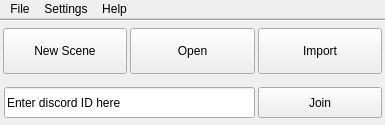
This is src/bardbot/ui/main_template.ui in Ehrensverd/Bard-bot as Qt 5 draws it before an edit. The edited form follows.
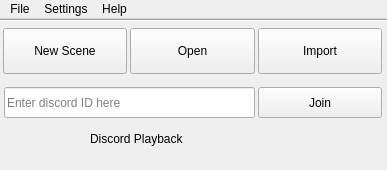
This is the edited form.

Commit message: Add discord playback switch placeholder

Patch:
```diff
--- a/src/bardbot/ui/main_template.ui
+++ b/src/bardbot/ui/main_template.ui
@@ -6,8 +6,8 @@
    <rect>
     <x>0</x>
     <y>0</y>
-    <width>385</width>
-    <height>125</height>
+    <width>387</width>
+    <height>170</height>
    </rect>
   </property>
   <property name="windowTitle">
@@ -40,6 +40,9 @@
      </rect>
     </property>
     <property name="text">
+     <string/>
+    </property>
+    <property name="placeholderText">
      <string>Enter discord ID here</string>
     </property>
    </widget>
@@ -125,13 +128,41 @@
      <enum>Qt::Horizontal</enum>
     </property>
    </widget>
+   <widget class="QLabel" name="discord_playback_label">
+    <property name="geometry">
+     <rect>
+      <x>90</x>
+      <y>110</y>
+      <width>131</width>
+      <height>19</height>
+     </rect>
+    </property>
+    <property name="text">
+     <string>Discord Playback</string>
+    </property>
+   </widget>
+   <widget class="QWidget" name="verticalLayoutWidget">
+    <property name="geometry">
+     <rect>
+      <x>17</x>
+      <y>104</y>
+      <width>81</width>
+      <height>31</height>
+     </rect>
+    </property>
+    <layout class="QVBoxLayout" name="playback_layout">
+     <property name="spacing">
+      <number>0</number>
+     </property>
+    </layout>
+   </widget>
   </widget>
   <widget class="QMenuBar" name="menubar">
    <property name="geometry">
     <rect>
      <x>0</x>
      <y>0</y>
-     <width>385</width>
+     <width>387</width>
      <height>24</height>
     </rect>
    </property>
```
